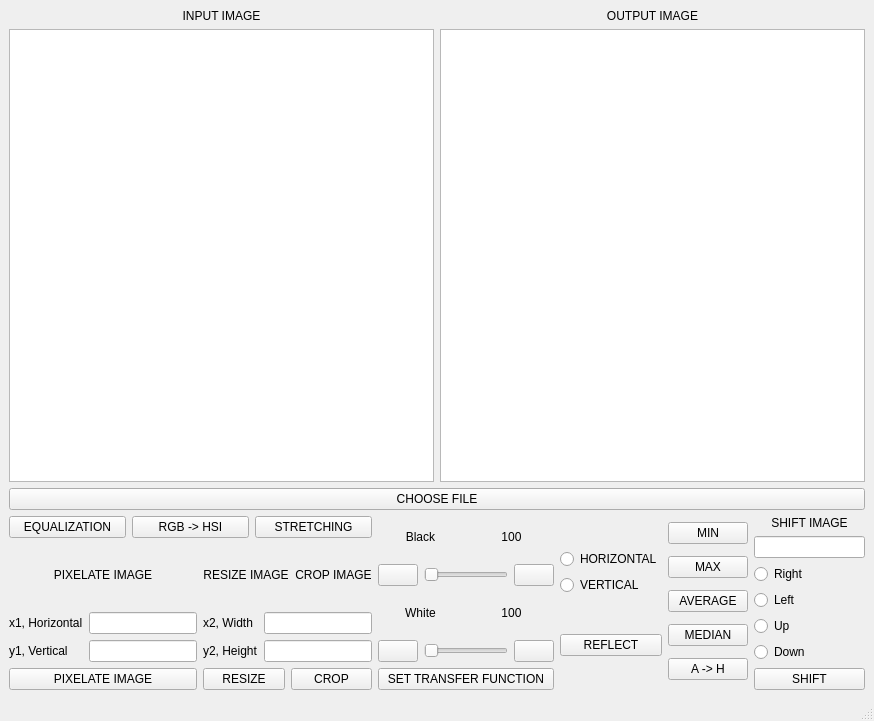
Above: ui_desing_file/design_file_pixelation.ui from ozan-git/imageProcessingPixelation before the change. Below: the same form after it.
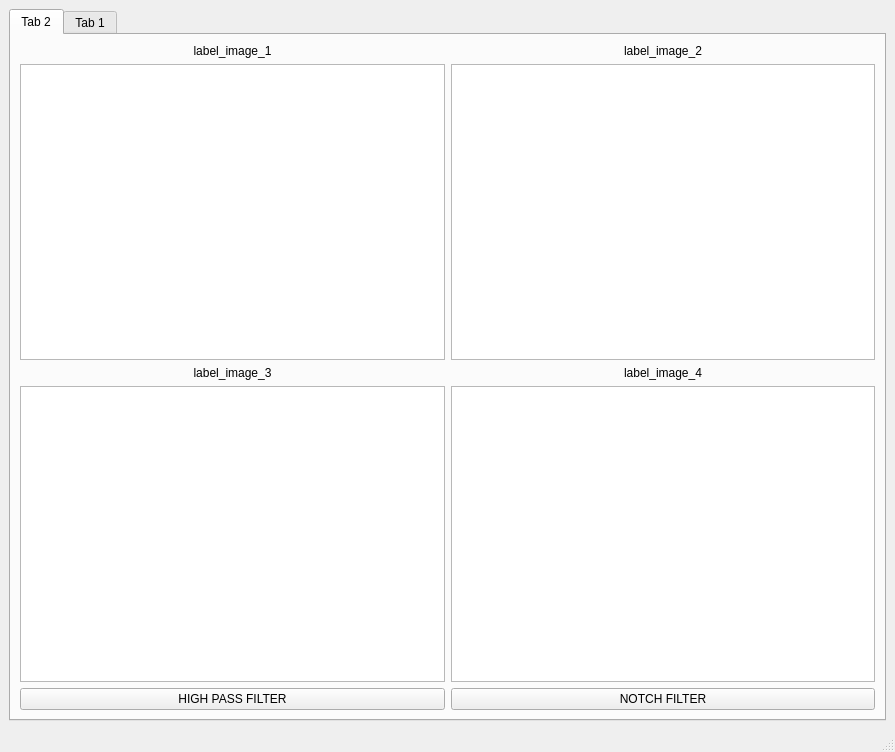
That is the form after the change. Icons and pictures are not drawn.

Commit message: added high pass filter and remove noise to matlab.

The edit to the form file:
```diff
--- a/ui_desing_file/design_file_pixelation.ui
+++ b/ui_desing_file/design_file_pixelation.ui
@@ -6,8 +6,8 @@
    <rect>
     <x>0</x>
     <y>0</y>
-    <width>874</width>
-    <height>721</height>
+    <width>895</width>
+    <height>752</height>
    </rect>
   </property>
   <property name="windowTitle">
@@ -15,6 +15,105 @@
   </property>
   <widget class="QWidget" name="centralwidget">
    <layout class="QGridLayout" name="gridLayout">
+    <item row="0" column="0">
+     <widget class="QTabWidget" name="tabWidget">
+      <property name="currentIndex">
+       <number>0</number>
+      </property>
+      <widget class="QWidget" name="tab_2">
+       <attribute name="title">
+        <string>Tab 2</string>
+       </attribute>
+       <layout class="QGridLayout" name="gridLayout_3">
+        <item row="0" column="0">
+         <layout class="QVBoxLayout" name="verticalLayout_21">
+          <item>
+           <widget class="QLabel" name="label_image_1">
+            <property name="text">
+             <string>label_image_1</string>
+            </property>
+            <property name="alignment">
+             <set>Qt::AlignCenter</set>
+            </property>
+           </widget>
+          </item>
+          <item>
+           <widget class="QGraphicsView" name="graphics_view_input_original_1"/>
+          </item>
+         </layout>
+        </item>
+        <item row="0" column="1">
+         <layout class="QVBoxLayout" name="verticalLayout_18">
+          <item>
+           <widget class="QLabel" name="label_image_2">
+            <property name="text">
+             <string>label_image_2</string>
+            </property>
+            <property name="alignment">
+             <set>Qt::AlignCenter</set>
+            </property>
+           </widget>
+          </item>
+          <item>
+           <widget class="QGraphicsView" name="graphics_view_input_spectrum_2"/>
+          </item>
+         </layout>
+        </item>
+        <item row="1" column="0">
+         <layout class="QVBoxLayout" name="verticalLayout_20">
+          <item>
+           <widget class="QLabel" name="label_image_3">
+            <property name="text">
+             <string>label_image_3</string>
+            </property>
+            <property name="alignment">
+             <set>Qt::AlignCenter</set>
+            </property>
+           </widget>
+          </item>
+          <item>
+           <widget class="QGraphicsView" name="graphics_view_input_processed_3"/>
+          </item>
+         </layout>
+        </item>
+        <item row="1" column="1">
+         <layout class="QVBoxLayout" name="verticalLayout_19">
+          <item>
+           <widget class="QLabel" name="label_image_4">
+            <property name="text">
+             <string>label_image_4</string>
+            </property>
+            <property name="alignment">
+             <set>Qt::AlignCenter</set>
+            </property>
+           </widget>
+          </item>
+          <item>
+           <widget class="QGraphicsView" name="graphics_view_input_result_4"/>
+          </item>
+         </layout>
+        </item>
+        <item row="2" column="0">
+         <widget class="QPushButton" name="push_button_highpass_filter">
+          <property name="text">
+           <string>HIGH PASS FILTER</string>
+          </property>
+         </widget>
+        </item>
+        <item row="2" column="1">
+         <widget class="QPushButton" name="push_button_notch_filter">
+          <property name="text">
+           <string>NOTCH FILTER</string>
+          </property>
+         </widget>
+        </item>
+       </layout>
+      </widget>
+      <widget class="QWidget" name="tab">
+       <attribute name="title">
+        <string>Tab 1</string>
+       </attribute>
+       <layout class="QGridLayout" name="gridLayout_2">
     <item row="0" column="0" colspan="5">
      <layout class="QVBoxLayout" name="verticalLayout_14">
       <item>
@@ -486,15 +585,9 @@
     </item>
    </layout>
   </widget>
-  <widget class="QMenuBar" name="menubar">
-   <property name="geometry">
-    <rect>
-     <x>0</x>
-     <y>0</y>
-     <width>874</width>
-     <height>21</height>
-    </rect>
-   </property>
+     </widget>
+    </item>
+   </layout>
   </widget>
   <widget class="QStatusBar" name="statusbar"/>
  </widget>
```
Lines whose indentation alone changed are shown as unchanged. The commit also changes 14 other files.
